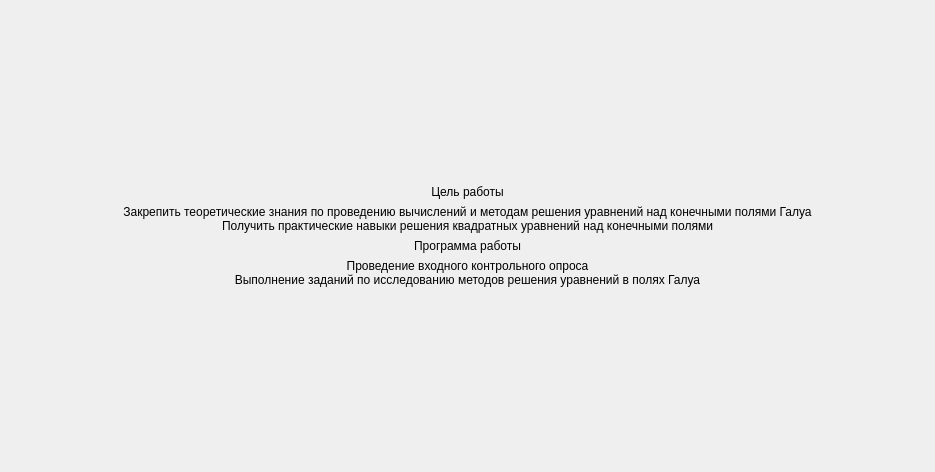
bukhmastov/gf, file screen/screenabout.ui: the form before one commit.
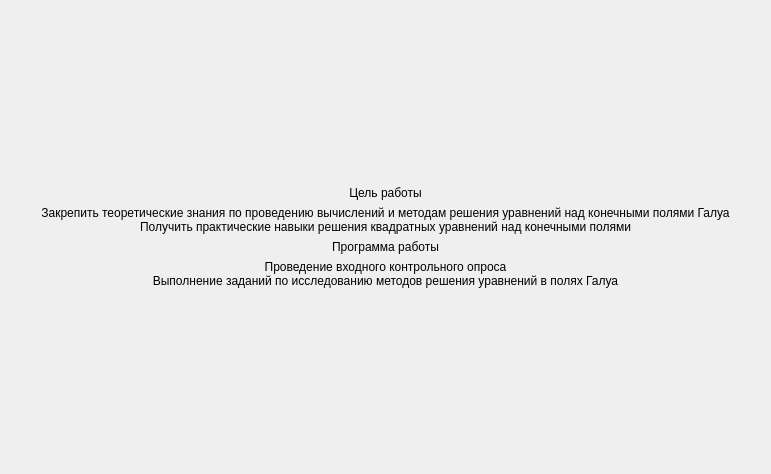
The form after the commit.

Patch:
```diff
--- a/screen/screenabout.ui
+++ b/screen/screenabout.ui
@@ -6,8 +6,8 @@
    <rect>
     <x>0</x>
     <y>0</y>
-    <width>935</width>
-    <height>472</height>
+    <width>771</width>
+    <height>474</height>
    </rect>
   </property>
   <property name="windowTitle">
```
Left out of the diff: 8 changed lines with no effect on the pictures.
